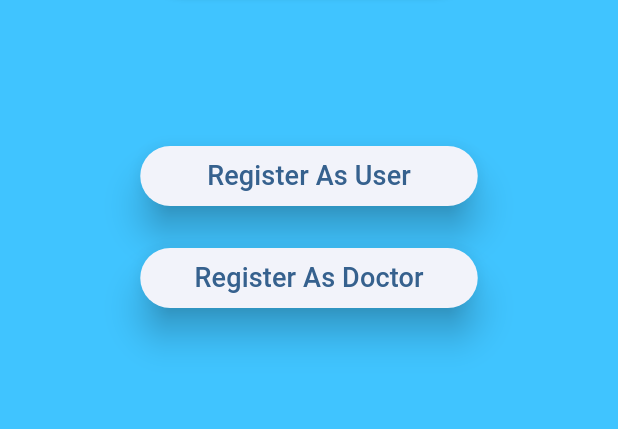
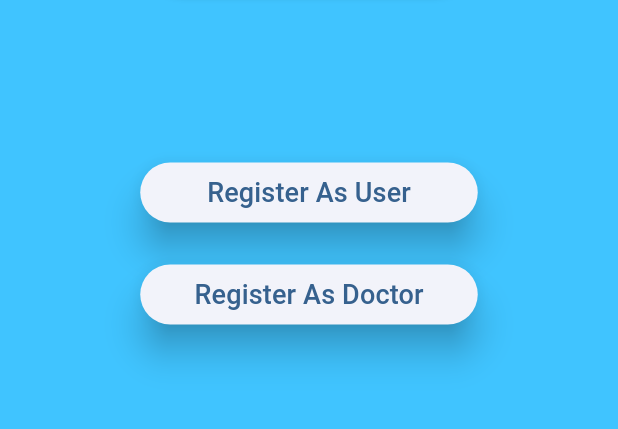
Before and after one commit to Mesons314/HealQueue-Frontend, a Flutter app: the screen it shows after launch, on a phone screen of 412 x 824 dp, the part 583-1012 px from its top. Run offline on Flutter 3.47's test engine with Material 3 defaults, Android fonts, the phone set to English and light mode, and no system bars.

Commit message:
Trying the margin

```diff
--- a/lib/main.dart
+++ b/lib/main.dart
@@ -50,7 +50,7 @@ class _MyHomePageState extends State<MyHomePage> {
             Padding(
               padding: const EdgeInsets.only(bottom: 100),
               child: Container(
-
+                margin: EdgeInsets.all(11),
                 width: 200,
                 height: 200,
                 decoration: BoxDecoration(
```
